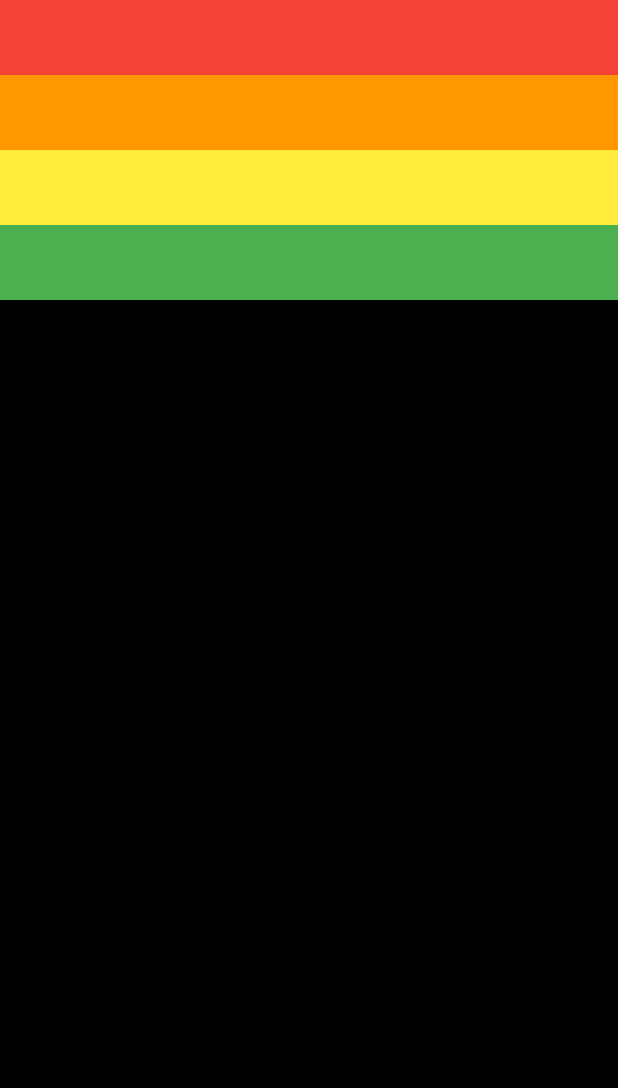
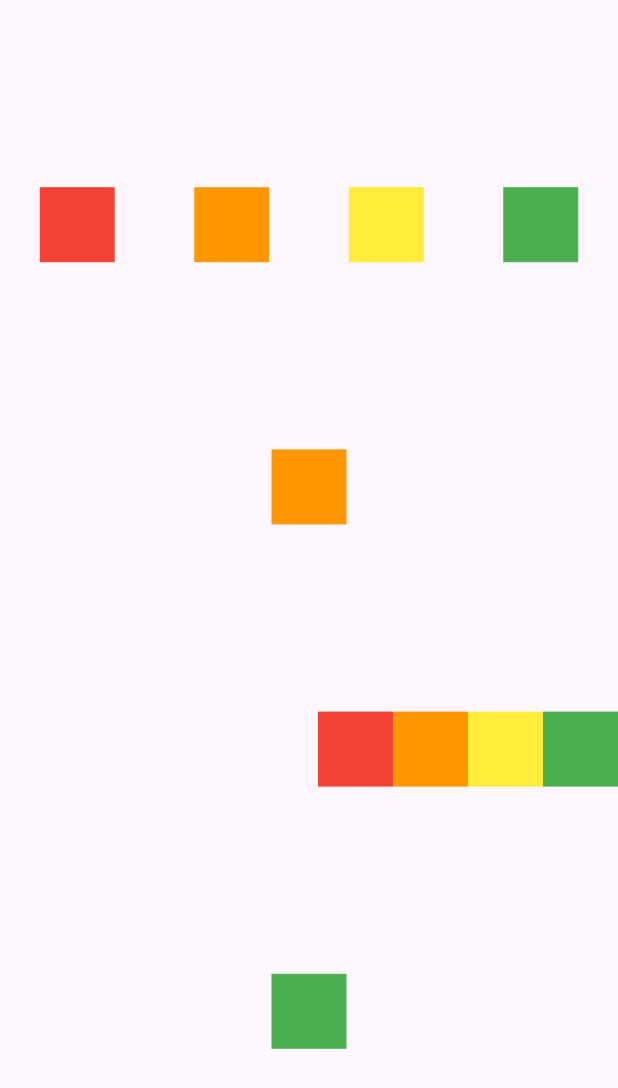
Before and after one commit to jinnyjinny12/Flutter_study_v2, a Flutter app: the screen it shows after launch, on a phone screen of 412 x 824 dp. Shown: the top 1088 px of the screen. Run offline on Flutter 3.47's test engine with Material 3 defaults, Android fonts, the phone set to English and light mode, and no system bars.

Commit message:
feat: update HomeScreen

```diff
--- a/Row_and_Column/lib/screen/home_screen.dart
+++ b/Row_and_Column/lib/screen/home_screen.dart
@@ -5,27 +5,65 @@ import 'package:row_and_column/const/colors.dart';
 class HomeScreen extends StatelessWidget {
   const HomeScreen({super.key});
 
+  // 1. 세로로 배치하기 위해 column 사용
+  // 2.spacevenly 를 위해 고르게 배치 전체 위젯들으리 간격을 고르게 배치
+  // 3. 첫번째 위젯 - 매핑된 색깔들을 일정한 간격으로 고르게 배치
+  // 4. 두번째 위젯 - 주황색깔 색깔 하나 가운데배치
+
+
+
   @override
   Widget build(BuildContext context) {
+
       return Scaffold(
         body: SafeArea(
-        child: Container(
-          color: Colors.black,
-          width: double.infinity,
-          child: Column  (
-            mainAxisAlignment: MainAxisAlignment.start,
-            mainAxisSize: MainAxisSize.max,
-            crossAxisAlignment: CrossAxisAlignment.stretch,
-            children: colors.map(
-                (e) => Container(
+          child: Column(
+            mainAxisAlignment: MainAxisAlignment.spaceEvenly,
+            children: [
+              Row(
+                mainAxisAlignment: MainAxisAlignment.spaceAround,
+                children: colors
+                    .map(
+                        (e)=> Container(
                           height: 50.0,
                           width: 50.0,
                           color: e,
                 ),
-            ).toList(),
+                ).toList()
               ),
+              Row(
+                mainAxisAlignment: MainAxisAlignment.center,
+                children: [
+                  Container(
+                    height: 50.0,
+                    width: 50.0,
+                    color: Colors.orange
+                  )
+                ],
               ),
+              Row(
+                mainAxisAlignment: MainAxisAlignment.end,
+                children: colors.map((e) => Container(
+                  height: 50.0,
+                  width: 50.0,
+                  color: e,
                 )
+                ).toList()
+              ),
+              Row(
+                mainAxisAlignment: MainAxisAlignment.center,
+                children: [
+                  Container(
+                      height: 50.0,
+                      width: 50.0,
+                      color: Colors.green
+                  )
+                ],
+              )
+            ],
+          )
+        )
+
       );
 }
 }
```
Lines whose indentation alone changed are shown as unchanged.
